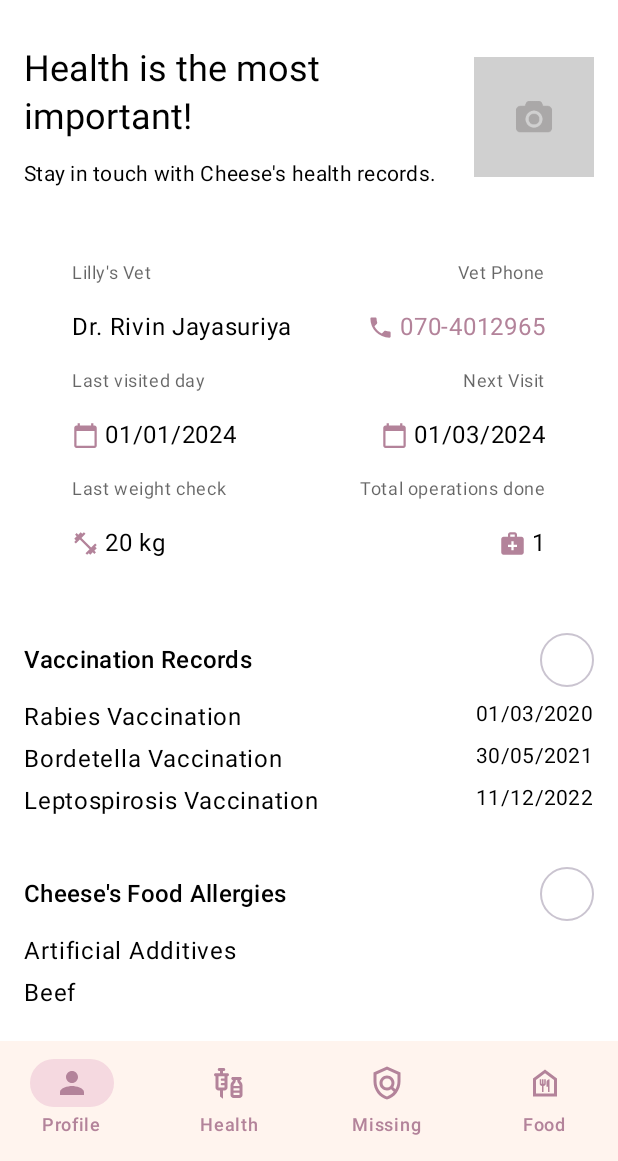
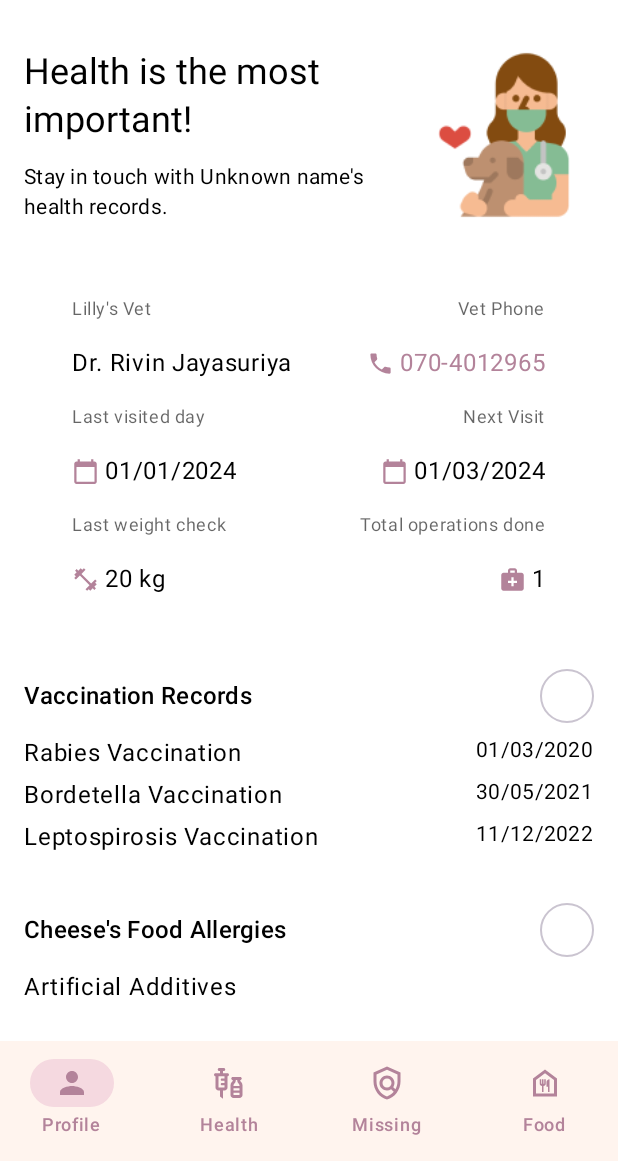
Before and after one commit to twqDaniell/PawPlan, an Android app built with Jetpack Compose: the HealthScreen screen opened through its navigation route, on a phone screen of 412 x 824 dp, the part 75-1236 px from its top. Run offline under Robolectric (Android 15) with nearby library versions, the phone set to English and light mode, and no system bars; our stand-ins replace Firebase (no records; nobody signed in at launch, a user with empty details on screens opened directly); pictures from the network do not load.

Commit message:
Header actual details

```diff
--- a/app/src/main/java/com/example/pawplan/health/HeaderSection.kt
+++ b/app/src/main/java/com/example/pawplan/health/HeaderSection.kt
@@ -18,7 +18,7 @@ import coil.request.ImageRequest
 import com.example.pawplan.R
 
 @Composable
-fun HeaderSection() {
+fun HeaderSection(petName: String) {
     Row(
         modifier = Modifier.fillMaxWidth(),
         horizontalArrangement = Arrangement.SpaceBetween,
@@ -37,7 +37,7 @@ fun HeaderSection() {
 
             // Subtitle
             Text(
-                text = "Stay in touch with Cheese's health records.",
+                text = "Stay in touch with ${petName}'s health records.",
                 style = MaterialTheme.typography.bodyMedium
             )
         }
@@ -45,11 +45,11 @@ fun HeaderSection() {
         // Illustration/Image
         AsyncImage(
             model = ImageRequest.Builder(LocalContext.current)
-                .data(R.drawable.placeholder) // Replace with the actual illustration URL
+                .data(R.drawable.health_illustration) // Replace with the actual illustration URL
                 .crossfade(true)
                 .build(),
             contentDescription = "Health Illustration",
-            modifier = Modifier.size(80.dp)
+            modifier = Modifier.size(120.dp)
         )
     }
 }
--- a/app/src/main/java/com/example/pawplan/health/HealthScreen.kt
+++ b/app/src/main/java/com/example/pawplan/health/HealthScreen.kt
@@ -2,18 +2,24 @@ package com.example.pawplan.health
 
 import androidx.compose.foundation.layout.*
 import androidx.compose.runtime.Composable
+import androidx.compose.runtime.collectAsState
+import androidx.compose.runtime.getValue
 import androidx.compose.ui.Modifier
 import androidx.compose.ui.unit.dp
+import androidx.lifecycle.viewmodel.compose.viewModel
+import com.example.pawplan.models.MainViewModel
 
 @Composable
-fun HealthScreen() {
+fun HealthScreen(mainViewModel: MainViewModel = viewModel()) {
+    val petDetails by mainViewModel.petDetails.collectAsState()
+
     Column(
         modifier = Modifier
             .fillMaxSize()
             .padding(16.dp),
         verticalArrangement = Arrangement.spacedBy(32.dp)
     ) {
-        HeaderSection()
+        HeaderSection(petDetails?.petName ?: "Unknown name")
 
         VetInfoSection()
 
```
Also changed, not shown: app/src/main/res/drawable/health_illustration.png (added).
